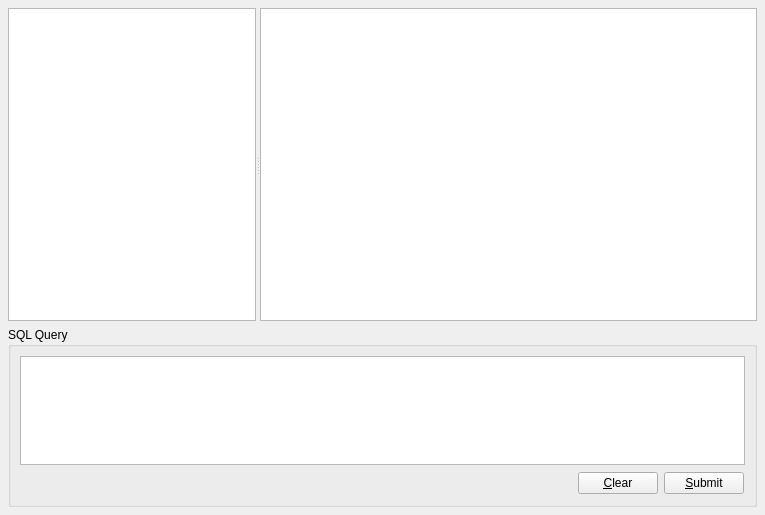
Qt form src/Fussballverein_SQLBrowser/sqlbrowser/browserwidget.ui (esefer-tgm/fussballverein) before a commit.
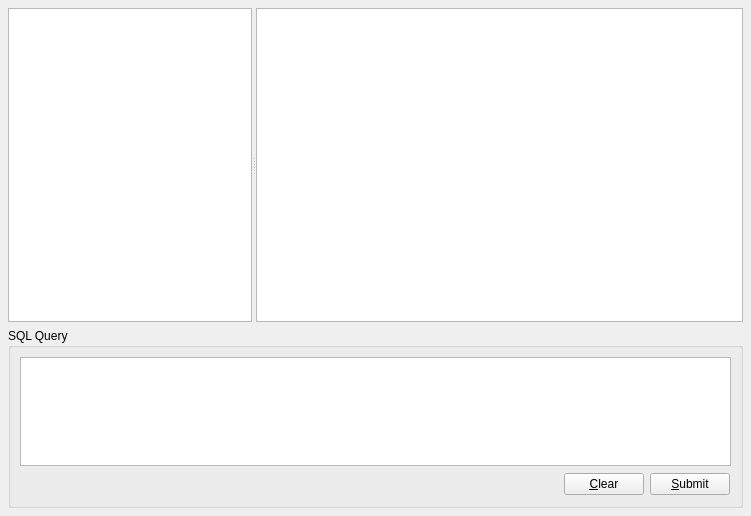
The same form after that commit. Custom widgets are drawn as their Qt base class.

Patch:
```diff
--- a/src/Fussballverein_SQLBrowser/sqlbrowser/browserwidget.ui
+++ b/src/Fussballverein_SQLBrowser/sqlbrowser/browserwidget.ui
@@ -6,8 +6,8 @@
    <rect>
     <x>0</x>
     <y>0</y>
-    <width>765</width>
-    <height>515</height>
+    <width>751</width>
+    <height>516</height>
    </rect>
   </property>
   <property name="windowTitle">
```
Left out of the diff: 33 changed lines with no effect on the pictures.
